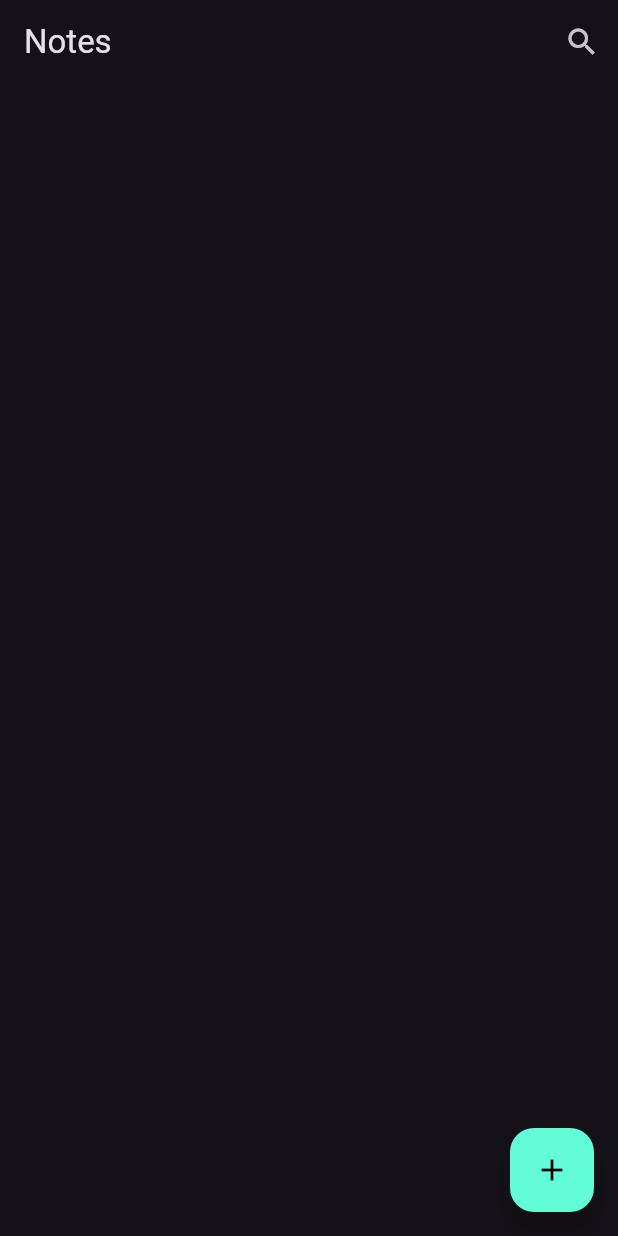
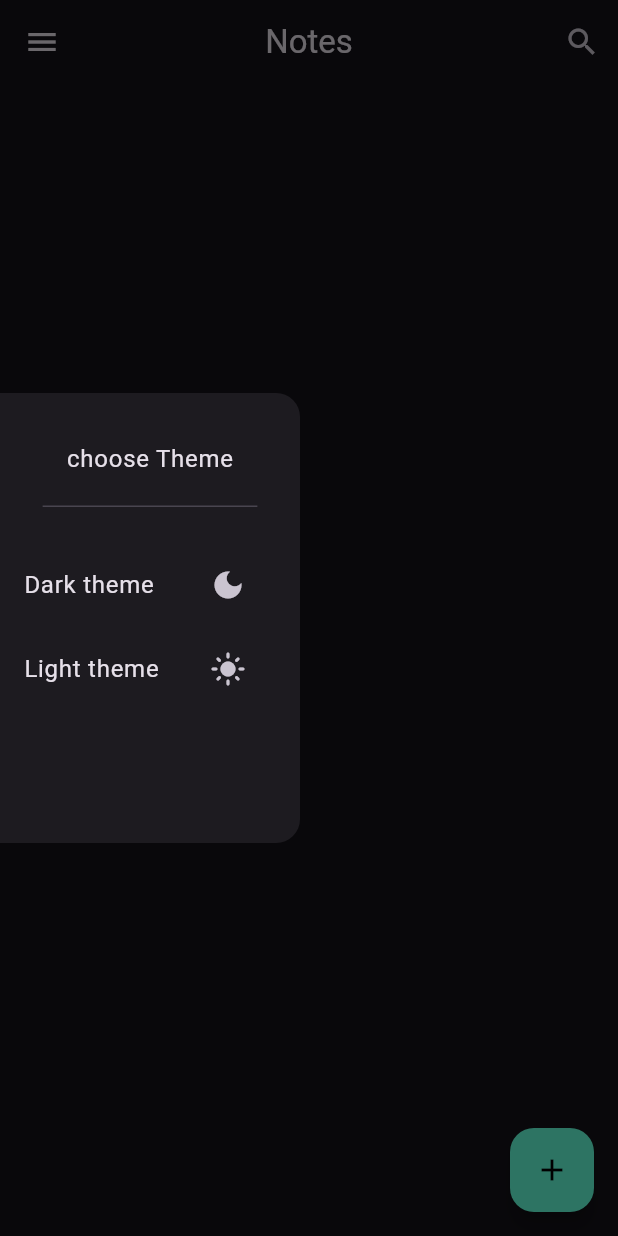
Before and after one commit to mohamed-abdallah-mouse/NotesApp, a Flutter app: the screen it shows after launch, with the side drawer open (before the commit the screen has no drawer), on a phone screen of 412 x 824 dp. Run offline on Flutter 3.47's test engine with Material 3 defaults, Android fonts, the phone set to English and light mode, and no system bars; our stand-ins replace bloc, flutter_bloc, hive, hive_flutter; accounts and stored records are empty.

Commit message:
theme cubit and edit theme

```diff
--- a/lib/cubits/notes_cubit/notes_cubit.dart
+++ b/lib/cubits/notes_cubit/notes_cubit.dart
@@ -1,6 +1,6 @@
 import 'package:bloc/bloc.dart';
+import 'package:flutter/material.dart';
 import 'package:hive_flutter/adapters.dart';
-import 'package:meta/meta.dart';
 import 'package:notes_app/constants.dart';
 import 'package:notes_app/models/note_model/note_model.dart';
 
--- /dev/null
+++ b/lib/cubits/theme_mode_cubit.dart
@@ -0,0 +1,15 @@
+import 'package:bloc/bloc.dart';
+import 'package:meta/meta.dart';
+
+part 'theme_mode_state.dart';
+
+class ThemeModeCubit extends Cubit<ThemeModeState> {
+  ThemeModeCubit() : super(DarkModeState());
+  setThemeMode({bool isDark = true}) {
+    if (isDark) {
+      emit(DarkModeState());
+    } else {
+      emit(LightModeState());
+    }
+  }
+}
--- /dev/null
+++ b/lib/cubits/theme_mode_state.dart
@@ -0,0 +1,8 @@
+part of 'theme_mode_cubit.dart';
+
+@immutable
+sealed class ThemeModeState {}
+
+final class LightModeState extends ThemeModeState {}
+
+final class DarkModeState extends ThemeModeState {}
--- a/lib/main.dart
+++ b/lib/main.dart
@@ -4,6 +4,7 @@ import 'package:hive_flutter/adapters.dart';
 import 'package:notes_app/constants.dart';
 import 'package:notes_app/cubits/add_note_cubit/add_note_cubit.dart';
 import 'package:notes_app/cubits/notes_cubit/notes_cubit.dart';
+import 'package:notes_app/cubits/theme_mode_cubit.dart';
 import 'package:notes_app/models/note_model/note_model.dart';
 import 'package:notes_app/views/home_views.dart';
 
@@ -24,11 +25,26 @@ class NotesApp extends StatelessWidget {
       providers: [
         BlocProvider<AddNoteCubit>(create: (context) => AddNoteCubit()),
         BlocProvider<NotesCubit>(create: (context) => NotesCubit()),
+        BlocProvider<ThemeModeCubit>(create: (context) => ThemeModeCubit()),
       ],
-      child: MaterialApp(
-        debugShowCheckedModeBanner: false,
-        theme: ThemeData(brightness: Brightness.dark),
-        home: HomeVies(),
+      child: Builder(
+        builder: (context) {
+          var mode = Brightness.dark;
+          return BlocBuilder<ThemeModeCubit, ThemeModeState>(
+            builder: (context, state) {
+              if (state is DarkModeState) {
+                mode = Brightness.dark;
+              } else {
+                mode = Brightness.light;
+              }
+              return MaterialApp(
+                debugShowCheckedModeBanner: false,
+                theme: ThemeData(brightness: mode),
+                home: HomeVies(),
+              );
+            },
+          );
+        },
       ),
     );
   }
--- a/lib/views/home_views.dart
+++ b/lib/views/home_views.dart
@@ -2,6 +2,7 @@ import 'package:flutter/material.dart';
 import 'package:flutter_bloc/flutter_bloc.dart';
 import 'package:notes_app/constants.dart';
 import 'package:notes_app/cubits/notes_cubit/notes_cubit.dart';
+import 'package:notes_app/cubits/theme_mode_cubit.dart';
 import 'package:notes_app/views/widgets/model_sheet_button_item.dart';
 import 'package:notes_app/views/widgets/notes_item.dart';
 
@@ -12,8 +13,53 @@ class HomeVies extends StatelessWidget {
   Widget build(BuildContext context) {
     return Scaffold(
       appBar: AppBar(
+        centerTitle: true,
         title: Text('Notes'),
         actions: [IconButton(onPressed: () {}, icon: Icon(Icons.search))],
+      ),
+      drawer: SizedBox(
+        width: 200,
+        height: 300,
+        child: Drawer(
+          child: SizedBox(
+            child: ListView(
+              children: [
+                SizedBox(
+                  width: 100,
+                  height: 100,
+                  child: Padding(
+                    padding: const EdgeInsets.all(16),
+                    child: Center(
+                      child: DrawerHeader(child: Text('choose Theme')),
+                    ),
+                  ),
+                ),
+                ListTile(
+                  title: Text("Dark theme"),
+                  trailing: IconButton(
+                    onPressed: () {
+                      BlocProvider.of<ThemeModeCubit>(
+                        context,
+                      ).setThemeMode(isDark: true);
+                    },
+                    icon: Icon(Icons.dark_mode),
+                  ),
+                ),
+                ListTile(
+                  title: Text("Light theme"),
+                  trailing: IconButton(
+                    onPressed: () {
+                      BlocProvider.of<ThemeModeCubit>(
+                        context,
+                      ).setThemeMode(isDark: false);
+                    },
+                    icon: Icon(Icons.light_mode),
+                  ),
+                ),
+              ],
+            ),
+          ),
+        ),
       ),
       body: BlocBuilder<NotesCubit, NotesState>(
         builder: (context, state) {
```
Also changed, not shown: lib/views/widgets/notes_item.dart (+5 -5 lines).
